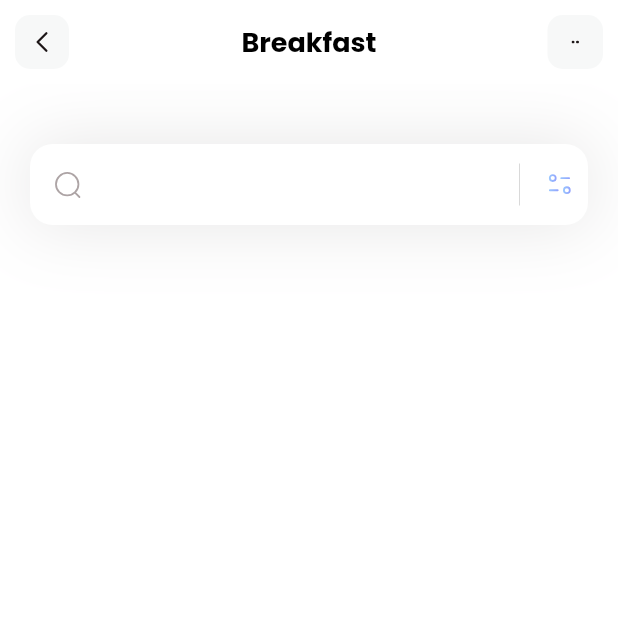
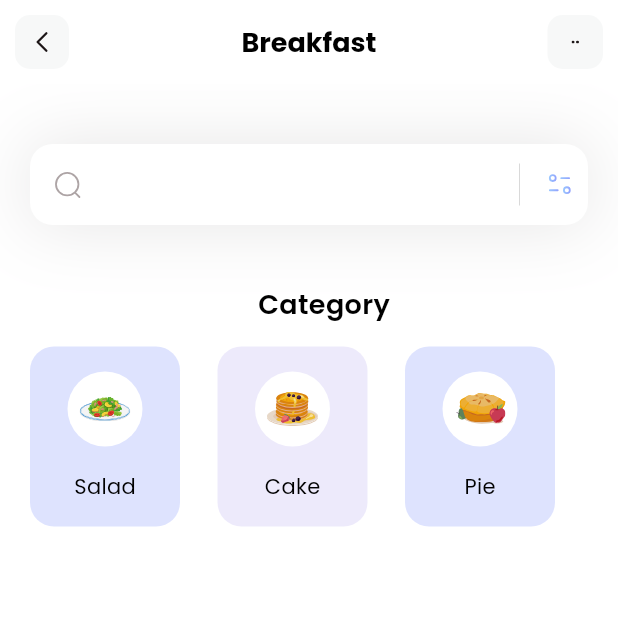
Before and after one commit to SeguraDevinn/Practice-app, a Flutter app: the screen it shows after launch, on a phone screen of 412 x 824 dp, the top half of it. Run offline on Flutter 3.47's test engine with Material 3 defaults, Android fonts, the phone set to English and light mode, and no system bars; our stand-ins replace flutter_svg.

Commit message:
finished categories section

```diff
--- a/lib/main.dart
+++ b/lib/main.dart
@@ -14,7 +14,7 @@ class MyApp extends StatelessWidget {
     return MaterialApp(
         debugShowCheckedModeBanner: false,
         theme: ThemeData(fontFamily: 'Poppins'),
-        home: const Homepage()
+        home: Homepage()
     );
   }
 }
--- /dev/null
+++ b/lib/models/category_models.dart
@@ -0,0 +1,39 @@
+import 'package:flutter/material.dart';
+
+class CategoryModel {
+  String name;
+  String iconPath;
+  Color boxColor;
+
+  CategoryModel ({
+    required this.name,
+    required this.iconPath,
+    required this.boxColor,
+  });
+
+  static List<CategoryModel> getCategories() {
+    List<CategoryModel> categories = [];
+
+    categories.add(
+      CategoryModel(name: 'Salad',
+          iconPath: 'assets/icons/plate.svg',
+          boxColor: const Color(0xff92A3FD)
+      )
+    );
+    categories.add(
+        CategoryModel(name: 'Cake',
+            iconPath: 'assets/icons/pancakes.svg',
+            boxColor: const Color(0xffC5bbF2)
+        )
+    );
+
+    categories.add(
+        CategoryModel(name: 'Pie',
+            iconPath: 'assets/icons/pie.svg',
+            boxColor: const Color(0xff92A3FD)
+        )
+    );
+
+    return categories;
+  }
+}
--- a/lib/pages/home.dart
+++ b/lib/pages/home.dart
@@ -1,20 +1,109 @@
+import 'package:myapp/models/category_models.dart';
 import 'package:flutter/material.dart';
 import 'package:flutter_svg/flutter_svg.dart';
 
-class Homepage extends StatelessWidget {
-  const Homepage ({super.key});
+class Homepage extends StatefulWidget {
+   Homepage ({super.key});
+
+  @override
+  State<Homepage> createState() => _HomepageState();
+}
+
+class _HomepageState extends State<Homepage> {
+  List<CategoryModel> categories = [];
+
+   void _getCategories() {
+      categories = CategoryModel.getCategories();
+   }
+
+   @override
+   void initState() {
+     _getCategories();
+   }
+
 
   @override
   Widget build(BuildContext context) {
+     _getCategories();
     return Scaffold(
       appBar: appBar(),
       backgroundColor: Colors.white,
       body: Column(
+        crossAxisAlignment: CrossAxisAlignment.start,
         children: [
-          _searchBar()
+          _searchBar(),
+          const SizedBox(height: 40,),
+          _categoriesSection()
+
         ],
       ),
     );
+  }
+
+  Column _categoriesSection() {
+    return Column(
+          children: [
+            const Padding(
+              padding: EdgeInsets.only(left: 20),
+              child: Text(
+                'Category',
+                style: TextStyle(
+                  color: Colors.black,
+                  fontSize: 18,
+                  fontWeight: FontWeight.w600
+                ),
+              ),
+            ),
+            const SizedBox(height: 15,),
+            Container(
+              height: 120,
+              child: ListView.separated(
+                itemCount: categories.length,
+                scrollDirection: Axis.horizontal,
+                padding: EdgeInsets.only(
+                  left: 20,
+                  right: 20
+                ),
+                separatorBuilder: (context, index) => SizedBox(width: 25,),
+                itemBuilder: (context, index) {
+                  return Container(
+
+                    width: 100,
+                    decoration: BoxDecoration(
+                      color: categories[index].boxColor.withOpacity(0.3),
+                      borderRadius: BorderRadius.circular(16)
+                    ),
+                    child: Column(
+                      mainAxisAlignment: MainAxisAlignment.spaceEvenly,
+                      children: [
+                        Container(
+                          width: 50,
+                          height: 50,
+                          decoration: BoxDecoration(
+                            color: Colors.white,
+                            shape: BoxShape.circle
+                          ),
+                          child: Padding(
+                            padding: const EdgeInsets.all(8.0),
+                            child: SvgPicture.asset(categories[index].iconPath),
+                          ),
+                        ),
+                        Text(
+                          categories[index].name,
+                          style: TextStyle(
+                            fontWeight: FontWeight.w400,
+                            color: Colors.black,
+                            fontSize: 14
+                          ),
+                        )
+                      ],
+                    ),
+                  );
+                },
+              ),
+            )
+          ],
+        );
   }
 
   Container _searchBar() {
@@ -43,7 +132,7 @@ class Homepage extends StatelessWidget {
                   padding: const EdgeInsets.all(15),
                   child:  SvgPicture.asset('assets/icons/Search.svg')
               ),
-              suffixIcon: Container(
+              suffixIcon: SizedBox(
                 width: 100,
                 child: IntrinsicHeight(
                   child: Row(
@@ -71,6 +160,7 @@ class Homepage extends StatelessWidget {
           ),
         );
   }
+
   AppBar appBar() {
     return AppBar(
       title: const Text(
```
Also changed, not shown: pubspec.lock.
